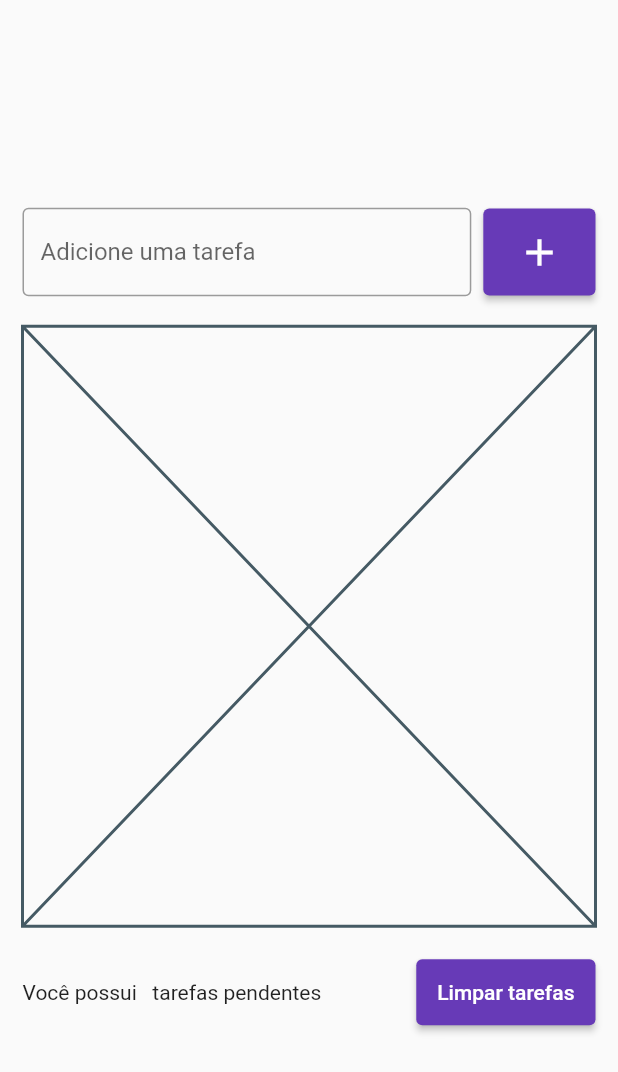
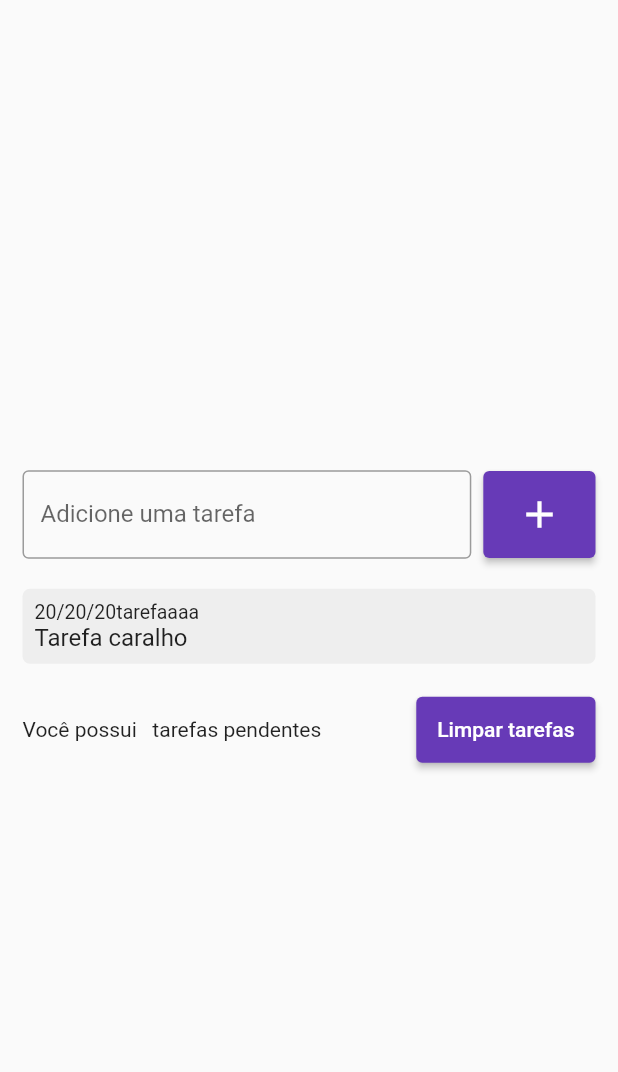
Before and after one commit to brunoalksouza/todo_app_flutter, a Flutter app: the screen it shows after launch, after a tap on the "add" icon, on a phone screen of 412 x 824 dp. Shown: the top 1072 px of the screen. Run offline on Flutter 3.47's test engine with Material 2 defaults, Android fonts, the light colour scheme and no system bars.

Commit message:
creating new todos with style

```diff
--- a/lib/widgets/todo_list_item.dart
+++ b/lib/widgets/todo_list_item.dart
@@ -5,6 +5,35 @@ class TodoListItem extends StatelessWidget {
 
   @override
   Widget build(BuildContext context) {
-    return const Placeholder();
+    return Container(
+      decoration: BoxDecoration(
+        borderRadius: BorderRadius.circular(5),
+        color: Colors.grey[200],
+      ),
+      child: Padding(
+        padding: const EdgeInsets.all(8.0),
+        child: Column(
+          crossAxisAlignment: CrossAxisAlignment.start,
+          children: [
+            Row(
+              children: [
+                Text(
+                  '20/20/20',
+                  style: TextStyle(fontSize: 13),
+                ),
+                Text(
+                  'tarefaaaa',
+                  style: TextStyle(fontSize: 13),
+                ),
+              ],
+            ),
+            Text(
+              'Tarefa caralho',
+              style: TextStyle(fontSize: 16, fontWeight: FontWeight.w400),
+            ),
+          ],
+        ),
+      ),
+    );
   }
 }
```
